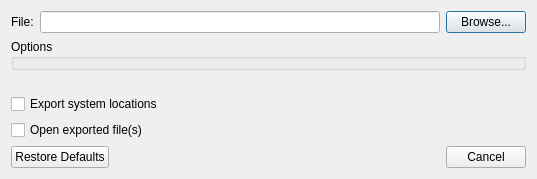
Above: src/PluginManager/src/Location/BasicLocationExportDialog.ui from till213/SkyDolly before the change. Below: the same form after it.
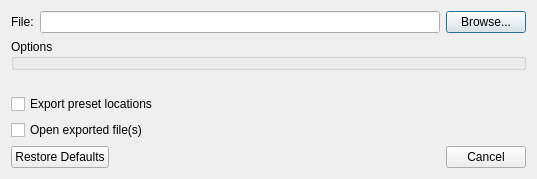
That is the form after the change.

Commit message:
Feature/location preset (#173)
* Teleport to location when double-clicking on any column of a preset
location

* Rename location type "system" to "preset"

```diff
--- a/src/PluginManager/src/Location/BasicLocationExportDialog.ui
+++ b/src/PluginManager/src/Location/BasicLocationExportDialog.ui
@@ -67,7 +67,13 @@
      <item row="0" column="0">
       <widget class="QCheckBox" name="exportSystemLocationsCheckBox">
        <property name="text">
-        <string>Export system locations</string>
+        <string>Export preset locations</string>
+       </property>
+       <property name="iconSize">
+        <size>
+         <width>16</width>
+         <height>11</height>
+        </size>
        </property>
       </widget>
      </item>
```
Left out of the diff: 8 changed lines with no effect on the pictures. The commit also changes 17 other files.
